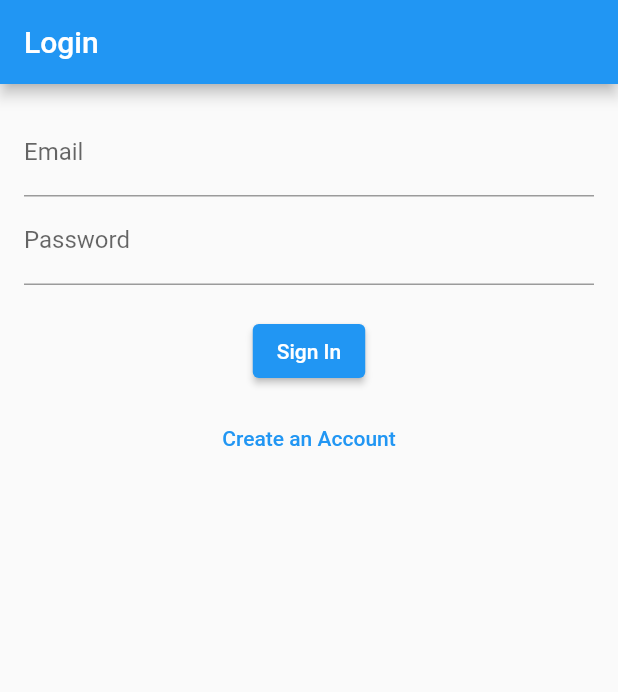
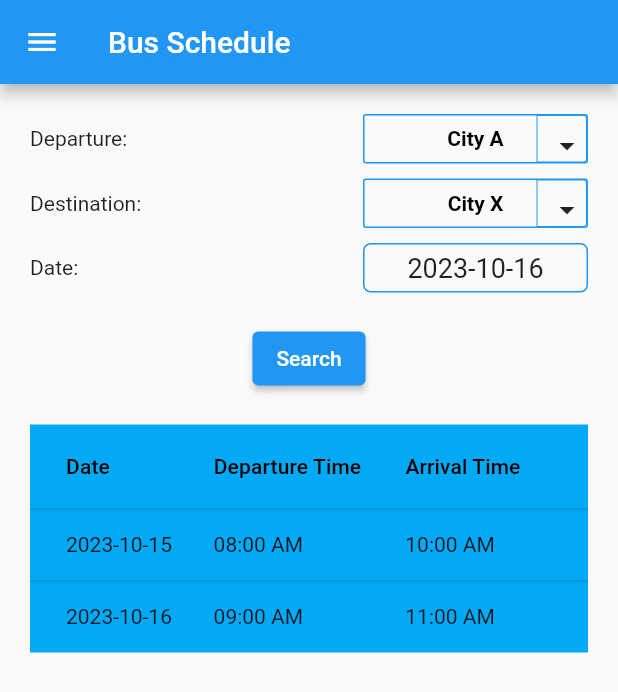
Before and after one commit to it21013928/csse_ticketing_mobile_app, a Flutter app: the screen it shows after launch, on a phone screen of 412 x 824 dp. Shown: the top 692 px of the screen. Run offline on Flutter 3.47's test engine with Material 2 defaults, Android fonts, the phone set to English and light mode, and no system bars; our stand-ins replace firebase_auth, firebase_core, fluttertoast; accounts and stored records are empty.

```diff
--- a/lib/main.dart
+++ b/lib/main.dart
@@ -1,3 +1,4 @@
+import 'package:csse_ticketing_mobile_app/screens/bus_screen.dart';
 import 'package:firebase_auth/firebase_auth.dart';
 import 'package:flutter/material.dart';
 import 'package:firebase_core/firebase_core.dart';
@@ -32,7 +33,7 @@ class MyApp extends StatelessWidget {
           if (snapshot.connectionState == ConnectionState.active) {
             User? user = snapshot.data as User?;
             if (user == null) {
-              return LoginScreen();
+              return BusScreen();
             }
             return HomeScreen();
           }
--- /dev/null
+++ b/lib/models/booking.dart
@@ -0,0 +1,17 @@
+class BookingModel {
+  String numberOfPassengers;
+  String busRouteNumber;
+  String userId;
+  DateTime date;
+  String time;
+  double totalAmount;
+
+  BookingModel({
+    required this.numberOfPassengers,
+    required this.busRouteNumber,
+    required this.userId,
+    required this.date,
+    required this.time,
+    required this.totalAmount,
+  });
+}
--- /dev/null
+++ b/lib/models/bus_schedule.dart
@@ -0,0 +1,11 @@
+class BusSchedule {
+  final DateTime date;
+  final String departureTime;
+  final String arrivalTime;
+
+  BusSchedule({
+    required this.date,
+    required this.departureTime,
+    required this.arrivalTime,
+  });
+}
--- /dev/null
+++ b/lib/screens/bus_screen.dart
@@ -0,0 +1,319 @@
+import 'package:flutter/material.dart';
+
+class BusScreen extends StatefulWidget {
+  @override
+  _BusScreenState createState() => _BusScreenState();
+}
+
+class _BusScreenState extends State<BusScreen> {
+  String selectedDeparture = 'City A';
+  String selectedDestination = 'City X';
+  DateTime selectedDate = DateTime.now(); // Default date value
+
+  void showDepartureDropdown() {
+    showModalBottomSheet(
+      context: context,
+      builder: (BuildContext context) {
+        return ListView(
+          children: getDepartures().map((item) {
+            return ListTile(
+              title: Text(item.value!),
+              onTap: () {
+                setState(() {
+                  selectedDeparture = item.value!;
+                  Navigator.pop(context);
+                });
+              },
+            );
+          }).toList(),
+        );
+      },
+    );
+  }
+
+  void showDestinationDropdown() {
+    showModalBottomSheet(
+      context: context,
+      builder: (BuildContext context) {
+        return ListView(
+          children: getDestinations().map((item) {
+            return ListTile(
+              title: Text(item.value!),
+              onTap: () {
+                setState(() {
+                  selectedDestination = item.value!;
+                  Navigator.pop(context);
+                });
+              },
+            );
+          }).toList(),
+        );
+      },
+    );
+  }
+
+  List<DropdownMenuItem<String>> getDepartures() {
+    List<DropdownMenuItem<String>> items = [
+      DropdownMenuItem(value: 'New York', child: Text('New York')),
+      DropdownMenuItem(value: 'Los Angeles', child: Text('Los Angeles')),
+      DropdownMenuItem(value: 'Chicago', child: Text('Chicago')),
+    ];
+    return items;
+  }
+
+  List<DropdownMenuItem<String>> getDestinations() {
+    List<DropdownMenuItem<String>> items = [
+      DropdownMenuItem(value: 'Galle', child: Text('Galle')),
+      DropdownMenuItem(value: 'Matara', child: Text('Matara')),
+      DropdownMenuItem(value: 'Colombo', child: Text('Colombo')),
+    ];
+    return items;
+  }
+
+  Future<void> _selectDate(BuildContext context) async {
+    final DateTime? picked = await showDatePicker(
+      context: context,
+      initialDate: selectedDate,
+      firstDate: DateTime(2000),
+      lastDate: DateTime(2101),
+    );
+    if (picked != null && picked != selectedDate)
+      setState(() {
+        selectedDate = picked;
+      });
+  }
+
+  @override
+  Widget build(BuildContext context) {
+    return Scaffold(
+      appBar: AppBar(
+        title: Text('Bus Schedule'),
+      ),
+      drawer: Drawer(
+        child: ListView(
+          padding: EdgeInsets.zero,
+          children: <Widget>[
+            DrawerHeader(
+              decoration: BoxDecoration(
+                color: Colors.blue,
+              ),
+              child: Text(
+                'Drawer Header',
+                style: TextStyle(
+                  color: Colors.white,
+                  fontSize: 24,
+                ),
+              ),
+            ),
+            ListTile(
+              title: Text('Item 1'),
+              onTap: () {
+                // Add your navigation logic here
+              },
+            ),
+            ListTile(
+              title: Text('Item 2'),
+              onTap: () {
+                // Add your navigation logic here
+              },
+            ),
+          ],
+        ),
+      ),
+      body: Container(
+        padding: EdgeInsets.all(20.0),
+        child: Column(
+          crossAxisAlignment: CrossAxisAlignment.stretch,
+          children: [
+            Row(
+              mainAxisAlignment: MainAxisAlignment.spaceBetween,
+              children: [
+                Text('Departure:'),
+                Container(
+                  width: 150,
+                  height: 33,
+                  decoration: BoxDecoration(
+                    border: Border.all(
+                        color: Colors.blue, width: 1.0), // Add border styling
+                    borderRadius: BorderRadius.circular(2.0),
+                  ),
+                  child: Stack(
+                    children: [
+                      Positioned.fill(
+                        child: Center(
+                          child: Container(
+                            padding: EdgeInsets.symmetric(
+                                horizontal: 8.0), // Add padding
+                            child: Text(
+                              selectedDeparture,
+                              style: TextStyle(
+                                fontSize: 14,
+                                fontWeight: FontWeight.bold,
+                                color: Colors.black,
+                              ),
+                            ),
+                          ),
+                        ),
+                      ),
+                      Positioned(
+                        right: 0,
+                        top: 0,
+                        bottom: 0,
+                        child: Container(
+                          width: 33, // Adjust the width as needed
+                          decoration: BoxDecoration(
+                            border: Border.all(color: Colors.blue, width: 0),
+                            borderRadius: BorderRadius.only(
+                              topRight: Radius.circular(2.0),
+                              bottomRight: Radius.circular(2.0),
+                            ),
+                          ),
+                          child: Center(
+                            child: IconButton(
+                              icon: Icon(Icons.arrow_drop_down),
+                              onPressed: showDepartureDropdown,
+                            ),
+                          ),
+                        ),
+                      ),
+                    ],
+                  ),
+                ),
+              ],
+            ),
+            SizedBox(height: 10.0),
+            Row(
+              mainAxisAlignment: MainAxisAlignment.spaceBetween,
+              children: [
+                Text('Destination:'),
+                Container(
+                  width: 150,
+                  height: 33,
+                  decoration: BoxDecoration(
+                    border: Border.all(
+                        color: Colors.blue, width: 1.0), // Add border styling
+                    borderRadius: BorderRadius.circular(2.0),
+                  ),
+                  child: Stack(
+                    children: [
+                      Positioned.fill(
+                        child: Center(
+                          child: Container(
+                            padding: EdgeInsets.symmetric(
+                                horizontal: 8.0), // Add padding
+                            child: Text(
+                              selectedDestination,
+                              style: TextStyle(
+                                fontSize: 14,
+                                fontWeight: FontWeight.bold,
+                                color: Colors.black,
+                              ),
+                            ),
+                          ),
+                        ),
+                      ),
+                      Positioned(
+                        right: 0,
+                        top: 0,
+                        bottom: 0,
+                        child: Container(
+                          width: 33, // Adjust the width as needed
+                          decoration: BoxDecoration(
+                            border: Border.all(color: Colors.blue, width: 0),
+                            borderRadius: BorderRadius.only(
+                              topRight: Radius.circular(2.0),
+                              bottomRight: Radius.circular(2.0),
+                            ),
+                          ),
+                          child: Center(
+                            child: IconButton(
+                              icon: Icon(Icons.arrow_drop_down),
+                              onPressed: showDestinationDropdown,
+                            ),
+                          ),
+                        ),
+                      ),
+                    ],
+                  ),
+                ),
+              ],
+            ),
+            SizedBox(height: 10.0),
+            Row(
+              mainAxisAlignment: MainAxisAlignment.spaceBetween,
+              children: [
+                Text('Date:'),
+                GestureDetector(
+                  onTap: () => _selectDate(context),
+                  child: Container(
+                    width: 150,
+                    height: 33,
+                    decoration: BoxDecoration(
+                      border: Border.all(
+                        color: Colors.blue, // Set the border color here
+                        width: 1.0, // Set the border width here
+                      ),
+                      borderRadius: BorderRadius.circular(
+                        5.0, // Set the border radius here
+                      ),
+                    ),
+                    child: Center(child: Text(
+                      "${selectedDate.toLocal()}".split(' ')[0],
+                      style: TextStyle(fontSize: 18),
+                    ),)
+                  ),
+                ),
+              ],
+            ),
+            SizedBox(height: 20.0),
+            Center(
+              child: ElevatedButton(
+                onPressed: () {
+                  // Perform search action
+                },
+                child: Text('Search'),
+              ),
+            ),
+            SizedBox(height: 20.0),
+            Container(
+              color: Colors.lightBlue, // Set the background color of the table
+              child: DataTable(
+                columnSpacing: 10,
+                columns: [
+                  DataColumn(
+                      label: Container(
+                          width: 50,
+                          child: Text('Date',
+                              style: TextStyle(color: Colors.black)))),
+                  DataColumn(
+                      label: Container(
+                          width: 100,
+                          child: Text('Departure Time',
+                              style: TextStyle(color: Colors.black)))),
+                  DataColumn(
+                      label: Container(
+                          width: 80,
+                          child: Text('Arrival Time',
+                              style: TextStyle(color: Colors.black)))),
+                ],
+                rows: [
+                  DataRow(cells: [
+                    DataCell(Text('2023-10-15')),
+                    DataCell(Text('08:00 AM')),
+                    DataCell(Text('10:00 AM')),
+                  ]),
+                  DataRow(cells: [
+                    DataCell(Text('2023-10-16')),
+                    DataCell(Text('09:00 AM')),
+                    DataCell(Text('11:00 AM')),
+                  ]),
+                  // Add more rows as needed
+                ],
+              ),
+            )
+          ],
+        ),
+      ),
+    );
+  }
+}
```
Also changed, not shown: lib/models/bus.dart (added, +23 -0 lines), lib/models/user.dart (added, +23 -0 lines), lib/screens/dashboard_screen.dart (added, +65 -0 lines), lib/screens/journey_screen.dart (added, +203 -0 lines), lib/screens/scan_token.dart (added, +71 -0 lines), lib/screens/driver_dashboard_screen.dart (added).
